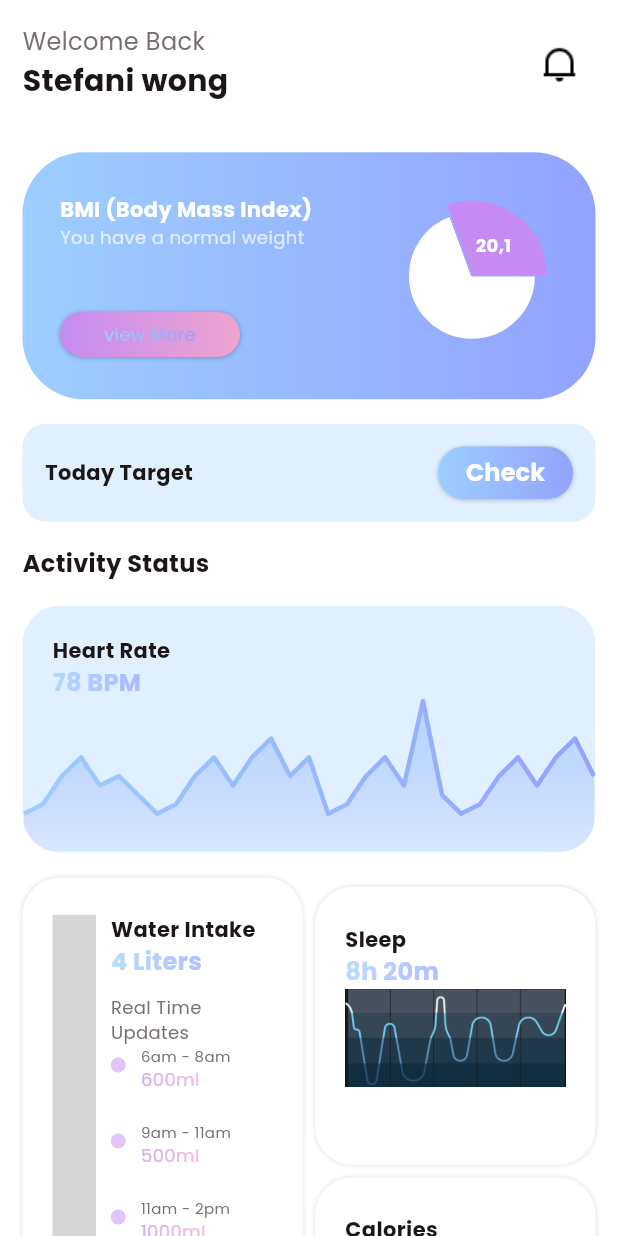
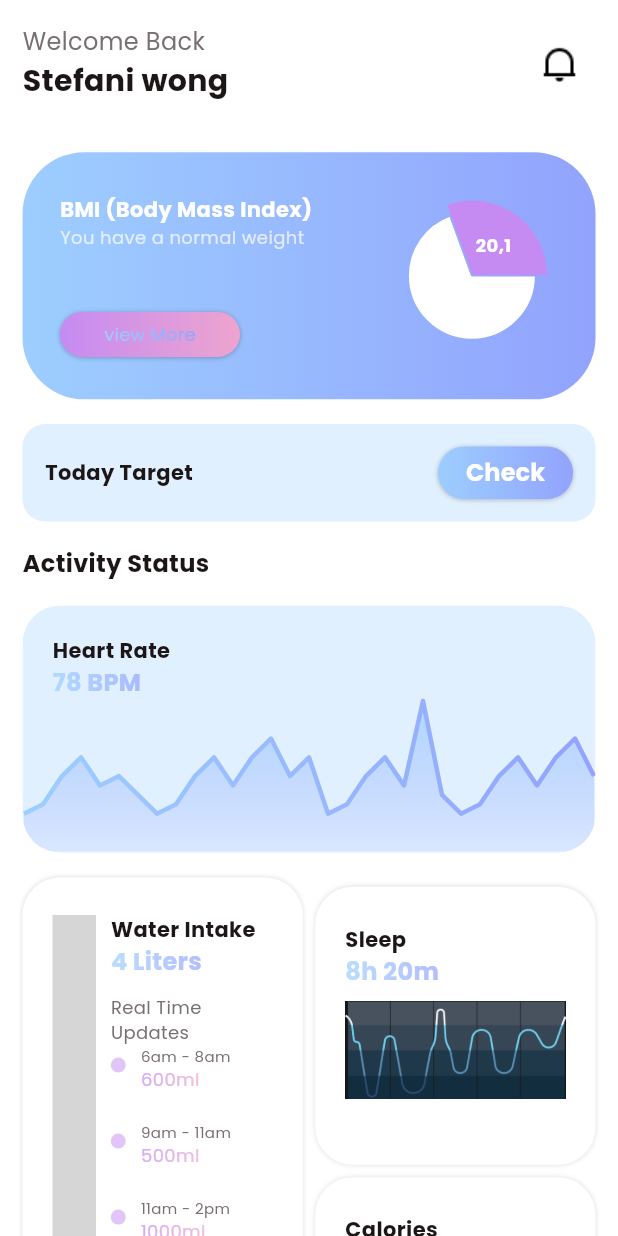
Before and after one commit to sdhaputhanthrie/Fitness-App, a Flutter app: the HomeView screen opened directly, on a phone screen of 412 x 824 dp. Run offline on Flutter 3.47's test engine with Material 3 defaults, Android fonts, the phone set to English and light mode, and no system bars; drawn by our look-alikes of fl_chart; our stand-ins replace carousel_slider; missing offline and left inert: dotted_dashed_line, simple_animation_progress_bar; grey boxes are pictures that could not be loaded.

Commit message:
add sized box

```diff
--- a/lib/view/home/home_view.dart
+++ b/lib/view/home/home_view.dart
@@ -667,6 +667,7 @@ class _HomeViewState extends State<HomeView> {
                                       ),
                                     ),
                                   ),
+                                  SizedBox(height: media.width * 0.02,),
                                   Image.asset("assets/img/sleep_graph.png",width: double.maxFinite, fit: BoxFit.fitWidth)
 
                               ],
```
